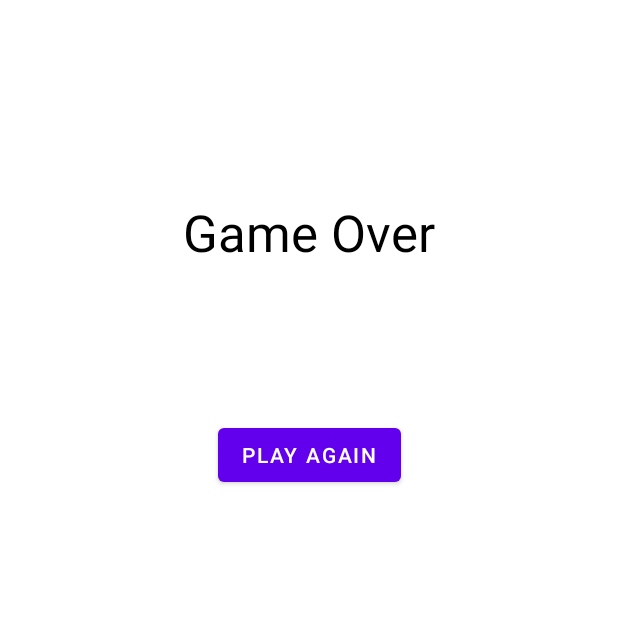
After one commit to cmartinez136/CMPS3390_22, an Android app: the EndGameActivity screen opened directly, with no data from a screen before it, on a phone screen of 412 x 824 dp, the top half of it. The commit adds this screen. Run offline under Robolectric (Android 15) with nearby library versions, the phone set to English and light mode, and no system bars.

Commit message:
Game complete.

```diff
--- a/MindMaster/app/src/main/AndroidManifest.xml
+++ b/MindMaster/app/src/main/AndroidManifest.xml
@@ -9,6 +9,9 @@
         android:roundIcon="@mipmap/ic_launcher_round"
         android:supportsRtl="true"
         android:theme="@style/Theme.MindMaster">
+        <activity
+            android:name=".EndGameActivity"
+            android:exported="false" />
         <activity
             android:name=".GameActivity"
             android:exported="false" />
--- /dev/null
+++ b/MindMaster/app/src/main/java/a10/cmartinez136/mindmaster/EndGameActivity.java
@@ -0,0 +1,29 @@
+package a10.cmartinez136.mindmaster;
+
+import androidx.appcompat.app.AppCompatActivity;
+
+import android.content.Intent;
+import android.os.Bundle;
+import android.view.View;
+import android.widget.Button;
+import android.widget.TextView;
+
+public class EndGameActivity extends AppCompatActivity {
+
+    @Override
+    protected void onCreate(Bundle savedInstanceState) {
+        super.onCreate(savedInstanceState);
+        setContentView(R.layout.activity_end_game);
+        Intent intent = getIntent();
+        boolean win = intent.getBooleanExtra("win", false);
+        TextView textView = findViewById(R.id.txtMessage);
+        textView.setText(win? "You are a Mind Master" : "Game Over");
+        Button btn = findViewById(R.id.btnPlayAgain);
+        btn.setOnClickListener(new View.OnClickListener() {
+            @Override
+            public void onClick(View v) {
+                finish();
+            }
+        });
+    }
+}
--- a/MindMaster/app/src/main/java/a10/cmartinez136/mindmaster/GameView.java
+++ b/MindMaster/app/src/main/java/a10/cmartinez136/mindmaster/GameView.java
@@ -15,7 +15,7 @@ public class GameView extends SurfaceView implements Runnable {
 
     public GameView(Context context, Point screenSize) {
         super(context);
-        board = new Board(screenSize, getResources());
+        board = new Board(screenSize, getResources(), (GameActivity)context);
     }
 
     @Override
--- /dev/null
+++ b/MindMaster/app/src/main/res/layout/activity_end_game.xml
@@ -0,0 +1,31 @@
+<?xml version="1.0" encoding="utf-8"?>
+<androidx.constraintlayout.widget.ConstraintLayout xmlns:android="http://schemas.android.com/apk/res/android"
+    xmlns:app="http://schemas.android.com/apk/res-auto"
+    xmlns:tools="http://schemas.android.com/tools"
+    android:layout_width="match_parent"
+    android:layout_height="match_parent"
+    tools:context=".EndGameActivity">
+
+    <TextView
+        android:id="@+id/txtMessage"
+        android:layout_width="wrap_content"
+        android:layout_height="wrap_content"
+        android:layout_marginTop="132dp"
+        android:text="Game Over"
+        android:textColor="#000000"
+        android:textSize="34sp"
+        app:layout_constraintEnd_toEndOf="parent"
+        app:layout_constraintStart_toStartOf="parent"
+        app:layout_constraintTop_toTopOf="parent" />
+
+    <Button
+        android:id="@+id/btnPlayAgain"
+        android:layout_width="wrap_content"
+        android:layout_height="wrap_content"
+        android:text="Play Again"
+        app:layout_constraintBottom_toBottomOf="parent"
+        app:layout_constraintEnd_toEndOf="parent"
+        app:layout_constraintStart_toStartOf="parent"
+        app:layout_constraintTop_toBottomOf="@+id/txtMessage"
+        app:layout_constraintVertical_bias="0.17000002" />
+</androidx.constraintlayout.widget.ConstraintLayout>
```
Also changed, not shown: MindMaster/app/src/main/java/a10/cmartinez136/mindmaster/Board.java (+72 -3 lines), MindMaster/app/src/main/java/a10/cmartinez136/mindmaster/Peg.java (+6 -6 lines), MindMaster/app/src/main/java/a10/cmartinez136/mindmaster/SolutionCover.java (added, +33 -0 lines).
